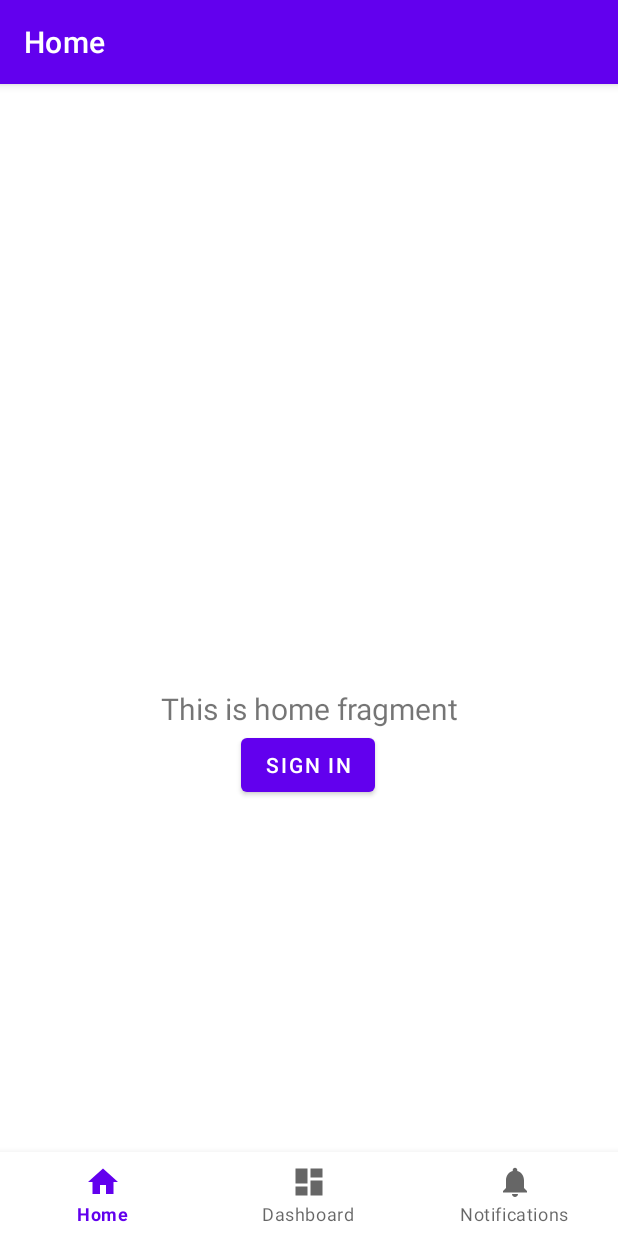
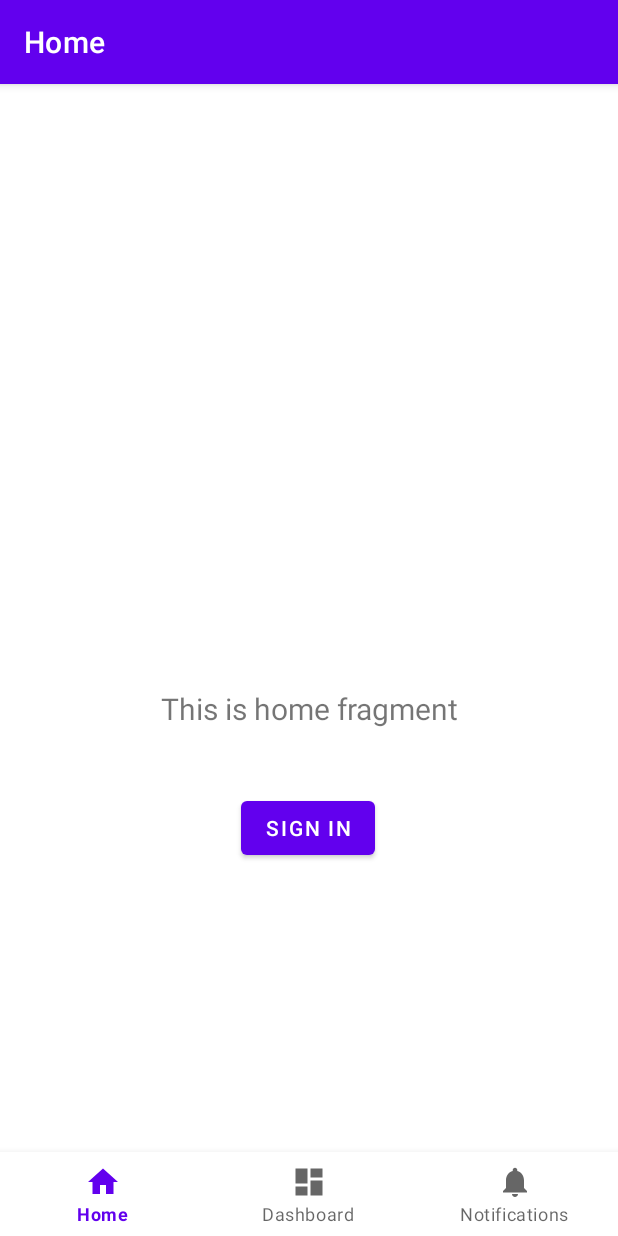
Before and after one commit to M-Byte480/Laeds-GO, an Android app: the screen it shows after launch (MainActivity), on a phone screen of 412 x 824 dp. Run offline under Robolectric (Android 15) with nearby library versions, the phone set to English and light mode, and no system bars; our stand-ins replace Firebase (no records; nobody signed in at launch, a user with empty details on screens opened directly), navigation-ui; libraries missing offline, so code that uses them is left out: com.firebase.ui; 2 statements that could not run were skipped.

Commit message:
[Craig] Repositioning buttons

```diff
--- a/app/build.gradle.kts
+++ b/app/build.gradle.kts
@@ -47,6 +47,7 @@ dependencies {
     implementation("com.google.firebase:firebase-auth:22.3.1")
     implementation("com.google.firebase:firebase-analytics:21.5.1")
     implementation("com.google.firebase:firebase-firestore:24.10.3")
+    implementation("androidx.annotation:annotation:1.7.1")
     testImplementation("junit:junit:4.13.2")
     androidTestImplementation("androidx.test.ext:junit:1.1.5")
     androidTestImplementation("androidx.test.espresso:espresso-core:3.5.1")
--- a/app/src/main/AndroidManifest.xml
+++ b/app/src/main/AndroidManifest.xml
@@ -2,6 +2,7 @@
 <manifest xmlns:android="http://schemas.android.com/apk/res/android"
     xmlns:tools="http://schemas.android.com/tools">
 
+    <!--android:name="com.google.ar.core"-->
     <application
         android:allowBackup="true"
         android:dataExtractionRules="@xml/data_extraction_rules"
--- a/app/src/main/res/layout/activity_main.xml
+++ b/app/src/main/res/layout/activity_main.xml
@@ -30,4 +30,11 @@
         app:layout_constraintTop_toTopOf="parent"
         app:navGraph="@navigation/mobile_navigation" />
 
+<!--
+    <androidx.fragment.app.FragmentContainerView android:name="com.google.ar.sceneform.ux.ArFragment"
+        android:id="@+id/ux_fragment"
+        android:layout_width="match_parent"
+        android:layout_height="match_parent" />
+-->
+
 </androidx.constraintlayout.widget.ConstraintLayout>
--- a/app/src/main/res/layout/fragment_home.xml
+++ b/app/src/main/res/layout/fragment_home.xml
@@ -34,18 +34,18 @@
         app:layout_constraintHorizontal_bias="0.428"
         app:layout_constraintStart_toStartOf="parent"
         app:layout_constraintTop_toBottomOf="@+id/text_home"
-        app:layout_constraintVertical_bias="0.0" />
+        app:layout_constraintVertical_bias="0.183" />
 
     <Button
         android:id="@+id/buttonHomeLogout"
         android:layout_width="wrap_content"
         android:layout_height="wrap_content"
-        android:layout_marginStart="162dp"
-        android:layout_marginEnd="162dp"
+        android:layout_marginStart="158dp"
+        android:layout_marginEnd="158dp"
+        android:layout_marginBottom="256dp"
         android:text="Logout"
         app:layout_constraintBottom_toBottomOf="parent"
         app:layout_constraintEnd_toEndOf="parent"
-        app:layout_constraintStart_toStartOf="parent"
-        app:layout_constraintTop_toTopOf="parent"
-        app:layout_constraintVertical_bias="0.679" />
+        app:layout_constraintHorizontal_bias="0.428"
+        app:layout_constraintStart_toStartOf="parent" />
 </androidx.constraintlayout.widget.ConstraintLayout>
--- a/app/src/main/res/values/dimens.xml
+++ b/app/src/main/res/values/dimens.xml
@@ -2,4 +2,7 @@
     <!-- Default screen margins, per the Android Design guidelines. -->
     <dimen name="activity_horizontal_margin">16dp</dimen>
     <dimen name="activity_vertical_margin">16dp</dimen>
+    <!-- Default screen margins, per the Android Design guidelines. -->
+    <dimen name="fragment_horizontal_margin">16dp</dimen>
+    <dimen name="fragment_vertical_margin">16dp</dimen>
 </resources>
--- a/build.gradle.kts
+++ b/build.gradle.kts
@@ -8,5 +8,6 @@ plugins {
 buildscript {
     dependencies {
         classpath("com.google.gms:google-services:4.4.1")
+        classpath ("com.google.ar.sceneform:plugin:1.17.1")
     }
 }
```
Also changed, not shown: app/src/main/res/values/strings.xml (+9 -0 lines).
